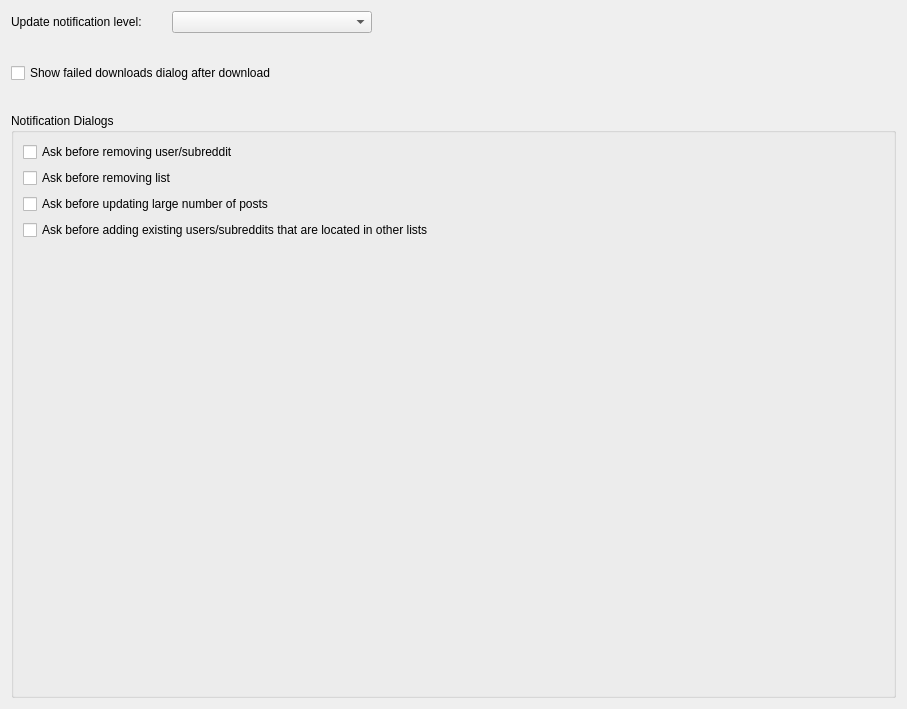
The window that Resources/ui_files/settings/notification_settings_widget.ui (MalloyDelacroix/DownloaderForReddit) describes before a commit, drawn with Qt 5.
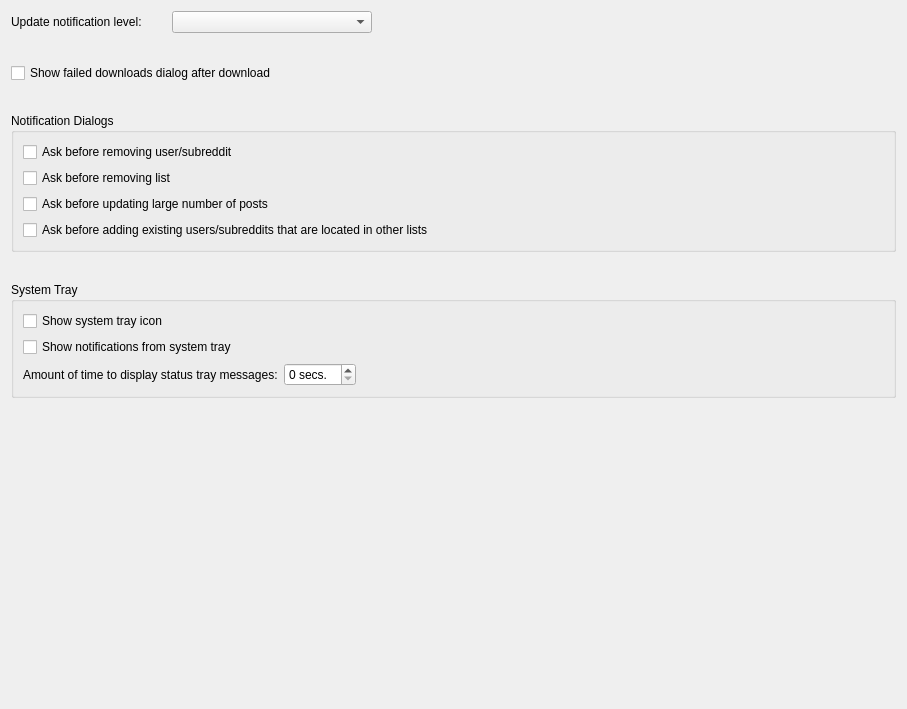
The same window after the commit.

Commit message: Add status tray icon

```diff
--- a/Resources/ui_files/settings/notification_settings_widget.ui
+++ b/Resources/ui_files/settings/notification_settings_widget.ui
@@ -95,22 +95,85 @@
         </property>
        </widget>
       </item>
+     </layout>
+    </widget>
+   </item>
+   <item>
+    <widget class="QGroupBox" name="system_tray_group_box">
+     <property name="title">
+      <string>System Tray</string>
+     </property>
+     <layout class="QVBoxLayout" name="verticalLayout_3">
       <item>
-       <spacer name="verticalSpacer">
-        <property name="orientation">
-         <enum>Qt::Vertical</enum>
+       <widget class="QCheckBox" name="show_system_tray_icon_checkbox">
+        <property name="toolTip">
+         <string>&lt;html&gt;&lt;head/&gt;&lt;body&gt;&lt;p&gt;An icon with some options will be shown in the system tray when the application is started.&lt;/p&gt;&lt;/body&gt;&lt;/html&gt;</string>
         </property>
-        <property name="sizeHint" stdset="0">
-         <size>
-          <width>20</width>
-          <height>40</height>
-         </size>
+        <property name="text">
+         <string>Show system tray icon</string>
         </property>
-       </spacer>
+       </widget>
       </item>
+      <item>
+       <widget class="QCheckBox" name="show_system_tray_notifications_checkbox">
+        <property name="toolTip">
+         <string>&lt;html&gt;&lt;head/&gt;&lt;body&gt;&lt;p&gt;Some notifications will be shown by the system when the tray icon is enabled and the application window does not have focus.&lt;/p&gt;&lt;/body&gt;&lt;/html&gt;</string>
+        </property>
+        <property name="text">
+         <string>Show notifications from system tray</string>
+        </property>
+       </widget>
+      </item>
+      <item>
+       <layout class="QHBoxLayout" name="horizontalLayout_2">
+        <item>
+         <widget class="QLabel" name="label_2">
+          <property name="toolTip">
+           <string>&lt;html&gt;&lt;head/&gt;&lt;body&gt;&lt;p&gt;Messages displayed by the system will last for this many seconds before disappearing.&lt;/p&gt;&lt;/body&gt;&lt;/html&gt;</string>
+          </property>
+          <property name="text">
+           <string>Amount of time to display status tray messages:</string>
+          </property>
+         </widget>
+        </item>
+        <item>
+         <widget class="QSpinBox" name="status_tray_message_display_length_spinbox">
+          <property name="suffix">
+           <string> secs.</string>
+          </property>
+         </widget>
+        </item>
+        <item>
+         <spacer name="horizontalSpacer_2">
+          <property name="orientation">
+           <enum>Qt::Horizontal</enum>
+          </property>
+          <property name="sizeHint" stdset="0">
+           <size>
+            <width>40</width>
+            <height>20</height>
+           </size>
+          </property>
+         </spacer>
+        </item>
+       </layout>
+      </item>
      </layout>
     </widget>
    </item>
+   <item>
+    <spacer name="verticalSpacer">
+     <property name="orientation">
+      <enum>Qt::Vertical</enum>
+     </property>
+     <property name="sizeHint" stdset="0">
+      <size>
+       <width>20</width>
+       <height>40</height>
+      </size>
+     </property>
+    </spacer>
+   </item>
   </layout>
  </widget>
  <resources/>
```
Left out of the diff: 2 changed lines with no effect on the pictures. The commit also changes 10 other files.
